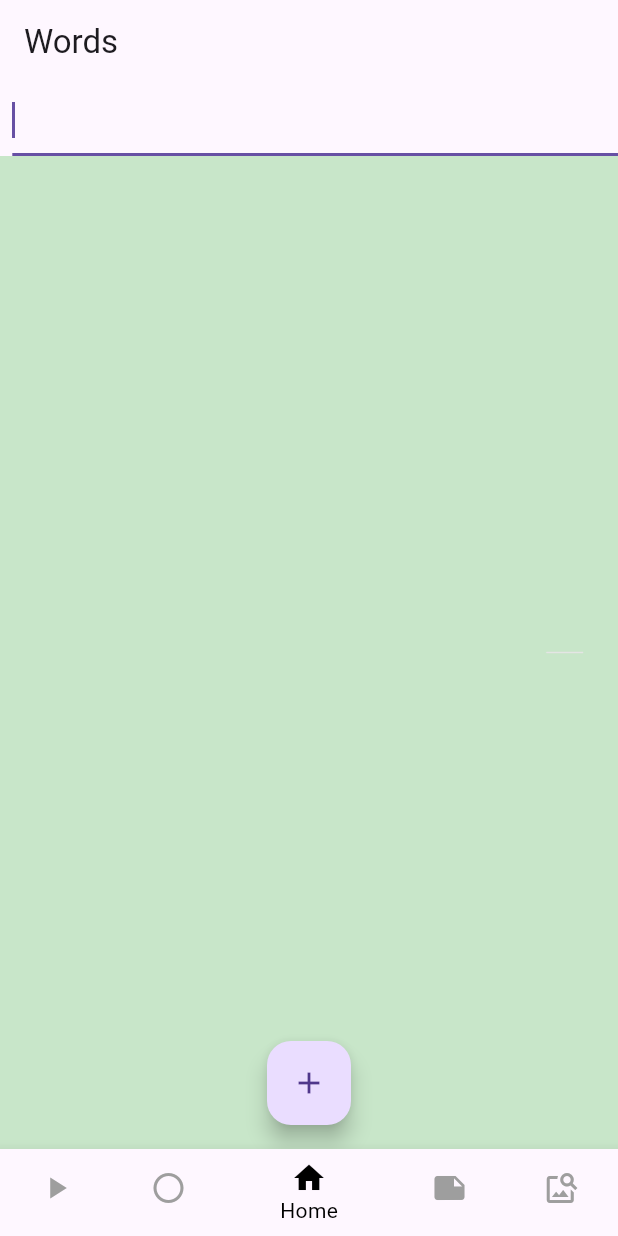
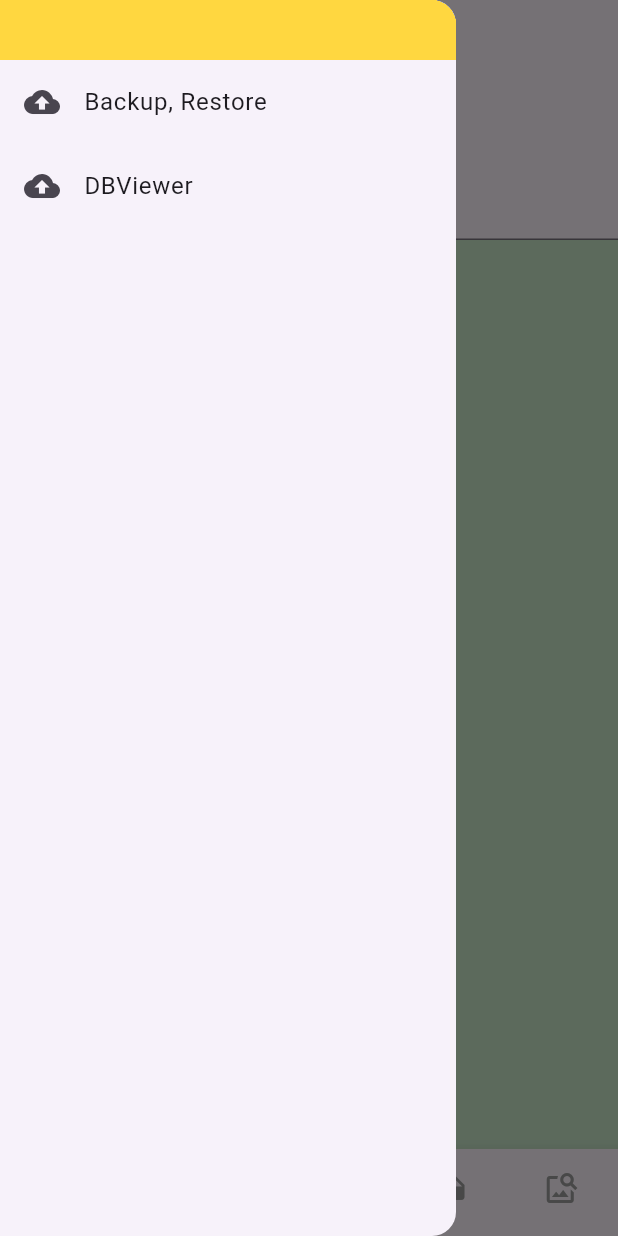
Before and after one commit to eugensosna/wortschatzchen_quiz, a Flutter app: the screen it shows after launch, with the side drawer open (before the commit the screen has no drawer), on a phone screen of 412 x 824 dp. Run offline on Flutter 3.47's test engine with Material 3 defaults, Android fonts, the phone set to English and light mode, and no system bars; drawn by our look-alikes of azlistview, scrollable_positioned_list; our stand-ins replace dio, drift, file_picker, image_picker, sqlite3_flutter_libs, talker and 2 more; missing offline and left inert: drift_db_viewer, google_mlkit_text_recognition, sqlite3, talker_dio_logger, translator; accounts and stored records are empty; generated files the repository leaves out were written again; statements that could not run were skipped.

Commit message:
Feauture/restorebackup (#4)
* add backup restore data

* add go to position , adding baseform to...

* Optimise

* update means ...

```diff
--- /dev/null
+++ b/lib/drawers/main_drawer.dart
@@ -0,0 +1,36 @@
+import 'package:flutter/material.dart';
+import 'package:wortschatzchen_quiz/utils/constaints.dart';
+
+class MainDrawer extends StatelessWidget {
+  const MainDrawer({super.key});
+
+  @override
+  Widget build(BuildContext context) {
+    return Drawer(
+      child: ListView(
+        children: [
+          Container(
+            height: 40,
+            color: Colors.amberAccent,
+          ),
+          ListTile(
+            onTap: () {
+              Navigator.pop(context);
+              Navigator.pushNamed(context, routeBackupRestoreDataPage);
+            },
+            leading: const Icon(Icons.backup),
+            title: const Text("Backup, Restore"),
+          ),
+          ListTile(
+            onTap: () {
+              Navigator.pop(context);
+              Navigator.pushNamed(context, routeDriftViewer);
+            },
+            leading: const Icon(Icons.backup),
+            title: const Text("DBViewer"),
+          )
+        ],
+      ),
+    );
+  }
+}
--- a/lib/main.dart
+++ b/lib/main.dart
@@ -1,11 +1,12 @@
-
+import 'package:drift_db_viewer/drift_db_viewer.dart';
 import 'package:flutter/material.dart';
 import 'package:provider/provider.dart';
 import 'package:wortschatzchen_quiz/db/db.dart';
 import 'package:wortschatzchen_quiz/providers/app_data_provider.dart';
+import 'package:wortschatzchen_quiz/screens/backup_restore_page.dart';
 import 'package:wortschatzchen_quiz/screens/home_page.dart';
 import 'package:talker/talker.dart';
-
+import 'package:wortschatzchen_quiz/utils/constaints.dart';
 
 late AppDatabase db;
 void main() async {
@@ -15,11 +16,10 @@ void main() async {
   final talker = dataProviderTemp.talker;
   // talker.info("init Talker ");
 
-
   runApp(ChangeNotifierProvider(
       create: (context) => dataProviderTemp,
       child: MyApp(
-    talker: talker,
+        talker: talker,
       )));
 
   // runZonedGuarded(
@@ -32,7 +32,6 @@ void main() async {
   // );
 
   //  List<Language> allLang = await database.select(database.languages).get();
-
 }
 
 class MyApp extends StatelessWidget {
@@ -76,10 +75,10 @@ class _MyHomePageState extends State<MyHomePage> {
     super.initState();
   }
 
-
   @override
   Widget build(BuildContext context) {
     final wtalker = widget.talker;
+    final db = Provider.of<AppDataProvider>(context, listen: false).db;
     return MaterialApp(
       title: "Wortschatzchen",
       debugShowCheckedModeBanner: false,
@@ -87,11 +86,12 @@ class _MyHomePageState extends State<MyHomePage> {
       home: HomePage(
         talker: wtalker,
       ),
-
-
+      initialRoute: routeNameHome,
+      routes: {
+        routeNameHome: (context) => HomePage(talker: wtalker),
+        routeBackupRestoreDataPage: (context) => BackupRestorePage(),
+        routeDriftViewer: (context) => DriftDbViewer(db),
+      },
     );
   }
-
-
-
 }
--- a/lib/screens/home_page.dart
+++ b/lib/screens/home_page.dart
@@ -2,10 +2,12 @@ import 'package:flutter/material.dart';
 import 'package:talker_flutter/talker_flutter.dart';
 import 'package:wortschatzchen_quiz/db/db.dart';
 import 'package:wortschatzchen_quiz/db/db_helper.dart';
+import 'package:wortschatzchen_quiz/drawers/main_drawer.dart';
 import 'package:wortschatzchen_quiz/screens/image_to_text.dart';
 import 'package:wortschatzchen_quiz/screens/quiz_page.dart';
 import 'package:wortschatzchen_quiz/screens/sessions_dates.dart';
 import 'package:wortschatzchen_quiz/screens/words_list.dart';
+import 'package:wortschatzchen_quiz/utils/constaints.dart';
 
 class HomePage extends StatefulWidget {
   const HomePage({super.key, required this.talker});
@@ -65,6 +67,11 @@ class HomePageState extends State<HomePage> {
   @override
   Widget build(BuildContext context) {
     return Scaffold(
+      drawer: MainDrawer(),
+      appBar: AppBar(
+        title: Text(routeNameHome),
+      ),
+
       bottomNavigationBar: bottomNavigationBar(context),
       body: Center(
         child: tabBarPages.elementAt(selectedIndex),
--- /dev/null
+++ b/lib/utils/constaints.dart
@@ -0,0 +1,3 @@
+String routeNameHome = "home";
+String routeBackupRestoreDataPage = "backuprestore";
+String routeDriftViewer = "driftViewDataBase";
--- a/pubspec.yaml
+++ b/pubspec.yaml
@@ -55,6 +55,9 @@ dependencies:
   azlistview: ^2.0.0
   provider: ^6.1.2
   uuid: ^4.4.0
+  drift_db_viewer: ^2.1.0
+  file_picker: ^8.0.5
+  scrollable_positioned_list: ^0.2.3
 
 
 
```
Also changed, not shown: lib/db/db.dart (+12 -15 lines), lib/models/leipzig_word.dart (+51 -7 lines), lib/screens/backup_restore_page.dart (added, +92 -0 lines), lib/screens/words_detail.dart (+29 -5 lines), lib/screens/words_list.dart (+68 -82 lines), pubspec.lock.
